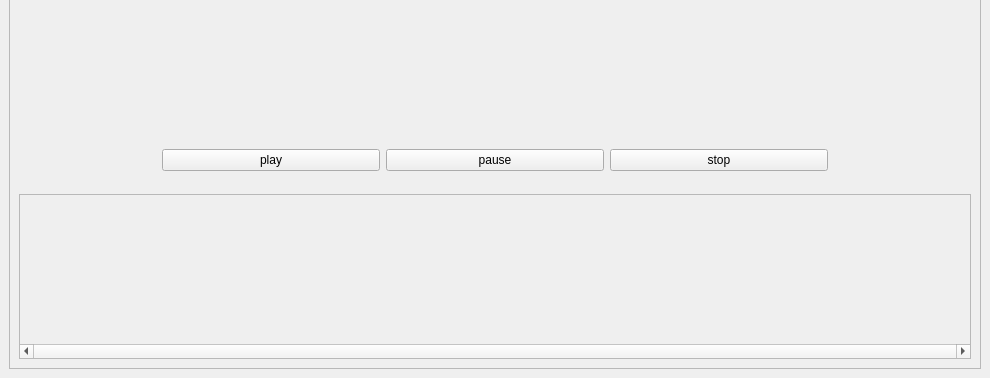
Before: the Qt Designer form multimediaUI.ui in snow0112/synopsis_images_of_video, drawn with Qt 5; both pictures show x 0 to 990 and y 222 to 600 of the 990 by 600 pixel window.
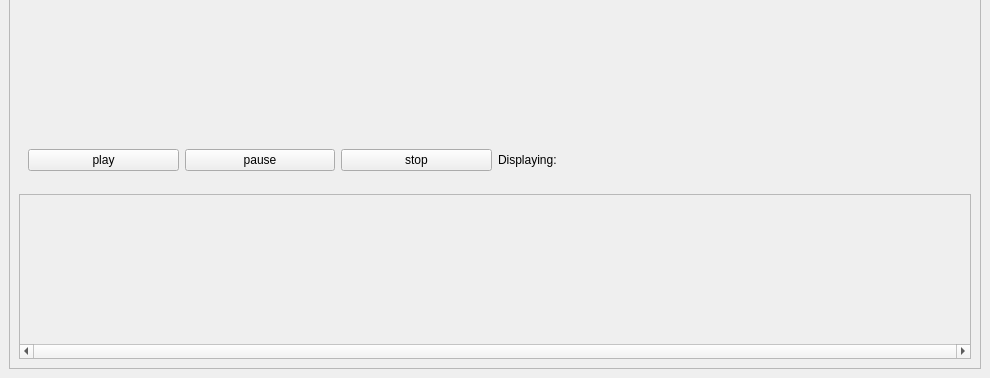
After: the same form once the commit is applied.

Commit message: showing displaying item path

Patch:
```diff
--- a/multimediaUI.ui
+++ b/multimediaUI.ui
@@ -89,49 +89,6 @@
            </property>
           </spacer>
          </item>
-         <item row="1" column="1">
-          <widget class="QFrame" name="frame_2">
-           <property name="sizePolicy">
-            <sizepolicy hsizetype="Preferred" vsizetype="Preferred">
-             <horstretch>0</horstretch>
-             <verstretch>1</verstretch>
-            </sizepolicy>
-           </property>
-           <property name="frameShape">
-            <enum>QFrame::NoFrame</enum>
-           </property>
-           <property name="frameShadow">
-            <enum>QFrame::Raised</enum>
-           </property>
-           <layout class="QGridLayout" name="gridLayout_2">
-            <item row="0" column="0">
-             <layout class="QHBoxLayout" name="horizontalLayout">
-              <item>
-               <widget class="QPushButton" name="play_btn">
-                <property name="text">
-                 <string>play</string>
-                </property>
-               </widget>
-              </item>
-              <item>
-               <widget class="QPushButton" name="pause_btn">
-                <property name="text">
-                 <string>pause</string>
-                </property>
-               </widget>
-              </item>
-              <item>
-               <widget class="QPushButton" name="stop_btn">
-                <property name="text">
-                 <string>stop</string>
-                </property>
-               </widget>
-              </item>
-             </layout>
-            </item>
-           </layout>
-          </widget>
-         </item>
          <item row="2" column="0" colspan="3">
           <widget class="QScrollArea" name="scrollArea">
            <property name="sizePolicy">
@@ -221,6 +178,56 @@
            </widget>
           </widget>
          </item>
+         <item row="1" column="0" colspan="3">
+          <widget class="QFrame" name="frame_2">
+           <property name="sizePolicy">
+            <sizepolicy hsizetype="Preferred" vsizetype="Preferred">
+             <horstretch>0</horstretch>
+             <verstretch>1</verstretch>
+            </sizepolicy>
+           </property>
+           <property name="frameShape">
+            <enum>QFrame::NoFrame</enum>
+           </property>
+           <property name="frameShadow">
+            <enum>QFrame::Raised</enum>
+           </property>
+           <layout class="QGridLayout" name="gridLayout_2">
+            <item row="0" column="0">
+             <layout class="QHBoxLayout" name="horizontalLayout">
+              <item>
+               <widget class="QPushButton" name="play_btn">
+                <property name="text">
+                 <string>play</string>
+                </property>
+               </widget>
+              </item>
+              <item>
+               <widget class="QPushButton" name="pause_btn">
+                <property name="text">
+                 <string>pause</string>
+                </property>
+               </widget>
+              </item>
+              <item>
+               <widget class="QPushButton" name="stop_btn">
+                <property name="text">
+                 <string>stop</string>
+                </property>
+               </widget>
+              </item>
+             </layout>
+            </item>
+            <item row="0" column="1">
+             <widget class="QLabel" name="Displaying">
+              <property name="text">
+               <string>Displaying: </string>
+              </property>
+             </widget>
+            </item>
+           </layout>
+          </widget>
+         </item>
         </layout>
        </widget>
       </item>
```
The commit also changes 2 other files.
